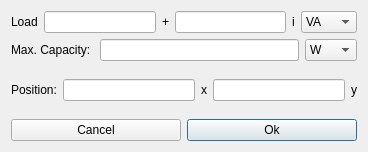
raulhuatuco/QuickFlow, file QKflow/windowaddslack.ui: the form before one commit.
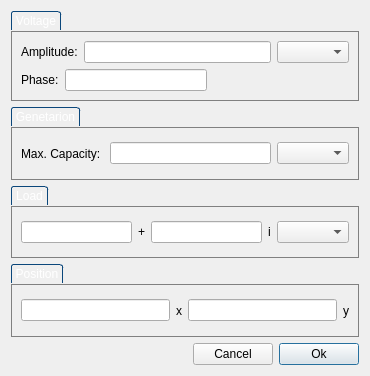
The form after the commit.

```diff
--- a/QKflow/windowaddslack.ui
+++ b/QKflow/windowaddslack.ui
@@ -6,25 +6,50 @@
    <rect>
     <x>0</x>
     <y>0</y>
-    <width>368</width>
-    <height>152</height>
+    <width>370</width>
+    <height>376</height>
    </rect>
   </property>
   <property name="windowTitle">
    <string>Add Slack  Bar</string>
   </property>
-  <layout class="QGridLayout" name="gridLayout">
-   <item row="0" column="0">
-    <layout class="QHBoxLayout" name="horizontalLayout">
+  <layout class="QVBoxLayout" name="verticalLayout_2">
      <item>
-      <widget class="QLabel" name="label">
+    <widget class="QGroupBox" name="gbLoad_2">
+     <property name="styleSheet">
+      <string notr="true">QGroupBox {
+border: 1px solid gray;
+margin-top: 20px;
+}
+
+QGroupBox::title
+{
+    subcontrol-origin: margin;	
+    border-top-left-radius: 3px;
+    border-top-right-radius: 3px;
+    border: 1px solid #0b477b;
+    border-bottom: none;
+    background-color: qlineargradient(x1: 0, y1: 0, x2: 0, y2: 1,
+        stop: 0 #001520, stop: 1 #000809);
+    padding: 2 2px;
+    color: white;   
+}</string>
+     </property>
+     <property name="title">
+      <string>Voltage</string>
+     </property>
+     <layout class="QVBoxLayout" name="verticalLayout">
+      <item>
+       <layout class="QHBoxLayout" name="horizontalLayout_2">
+        <item>
+         <widget class="QLabel" name="label_14">
        <property name="text">
-        <string>Load</string>
+           <string>Amplitude:</string>
        </property>
       </widget>
      </item>
      <item>
-      <widget class="QLineEdit" name="ledPload">
+         <widget class="QLineEdit" name="V">
        <property name="toolTip">
         <string>Comsumed power</string>
        </property>
@@ -34,58 +59,73 @@
       </widget>
      </item>
      <item>
-      <widget class="QLabel" name="label_2">
-       <property name="text">
-        <string>+</string>
-       </property>
-      </widget>
-     </item>
-     <item>
-      <widget class="QLineEdit" name="ledQload">
-       <property name="toolTip">
-        <string>Consumed reactive power</string>
-       </property>
-       <property name="toolTipDuration">
-        <number>1</number>
-       </property>
-      </widget>
-     </item>
-     <item>
-      <widget class="QLabel" name="label_7">
-       <property name="text">
-        <string>i</string>
-       </property>
-      </widget>
-     </item>
-     <item>
-      <widget class="QComboBox" name="LoadUnity">
-       <item>
-        <property name="text">
-         <string>VA</string>
-        </property>
-       </item>
-       <item>
-        <property name="text">
-         <string>KVA</string>
-        </property>
-       </item>
-       <item>
-        <property name="text">
-         <string>MVA</string>
-        </property>
-       </item>
-       <item>
-        <property name="text">
-         <string>GVA</string>
-        </property>
-       </item>
-      </widget>
+         <widget class="QComboBox" name="VUnity"/>
      </item>
     </layout>
    </item>
-   <item row="1" column="0">
+      <item>
     <layout class="QHBoxLayout" name="horizontalLayout_3">
      <item>
+         <widget class="QLabel" name="label_15">
+          <property name="text">
+           <string>Phase:</string>
+          </property>
+         </widget>
+        </item>
+        <item>
+         <widget class="QLineEdit" name="phase">
+          <property name="toolTip">
+           <string>Consumed reactive power</string>
+          </property>
+          <property name="toolTipDuration">
+           <number>1</number>
+          </property>
+         </widget>
+        </item>
+        <item>
+         <spacer name="horizontalSpacer_2">
+          <property name="orientation">
+           <enum>Qt::Horizontal</enum>
+          </property>
+          <property name="sizeHint" stdset="0">
+           <size>
+            <width>40</width>
+            <height>20</height>
+           </size>
+          </property>
+         </spacer>
+        </item>
+       </layout>
+      </item>
+     </layout>
+    </widget>
+   </item>
+   <item>
+    <widget class="QGroupBox" name="gbGeneration">
+     <property name="styleSheet">
+      <string notr="true">QGroupBox {
+border: 1px solid gray;
+margin-top: 20px;
+}
+
+QGroupBox::title
+{
+    subcontrol-origin: margin;	
+    border-top-left-radius: 3px;
+    border-top-right-radius: 3px;
+    border: 1px solid #0b477b;
+    border-bottom: none;
+    background-color: qlineargradient(x1: 0, y1: 0, x2: 0, y2: 1,
+        stop: 0 #001520, stop: 1 #000809);
+    padding: 2 2px;
+    color: white;   
+}</string>
+     </property>
+     <property name="title">
+      <string>Genetarion</string>
+     </property>
+     <layout class="QHBoxLayout" name="horizontalLayout">
+      <item>
       <widget class="QLabel" name="label_3">
        <property name="text">
         <string>Max. Capacity: </string>
@@ -93,7 +133,7 @@
       </widget>
      </item>
      <item>
-      <widget class="QLineEdit" name="ledMaxCapacity">
+       <widget class="QLineEdit" name="MaxCapacity">
        <property name="toolTip">
         <string>Maximum generation capacity</string>
        </property>
@@ -103,81 +143,142 @@
       </widget>
      </item>
      <item>
-      <widget class="QComboBox" name="MaxCapacityUnity">
+       <widget class="QComboBox" name="GenerationUnity"/>
+      </item>
+     </layout>
+    </widget>
+   </item>
        <item>
-        <property name="text">
-         <string>W</string>
-        </property>
-       </item>
+    <widget class="QGroupBox" name="gbLoad">
+     <property name="styleSheet">
+      <string notr="true">QGroupBox {
+border: 1px solid gray;
+margin-top: 20px;
+}
+
+QGroupBox::title
+{
+    subcontrol-origin: margin;	
+    border-top-left-radius: 3px;
+    border-top-right-radius: 3px;
+    border: 1px solid #0b477b;
+    border-bottom: none;
+    background-color: qlineargradient(x1: 0, y1: 0, x2: 0, y2: 1,
+        stop: 0 #001520, stop: 1 #000809);
+    padding: 2 2px;
+    color: white;   
+}</string>
+     </property>
+     <property name="title">
+      <string>Load</string>
+     </property>
+     <layout class="QHBoxLayout" name="horizontalLayout_7">
        <item>
-        <property name="text">
-         <string>KW</string>
+       <widget class="QLineEdit" name="Pload">
+        <property name="toolTip">
+         <string>Comsumed power</string>
         </property>
+        <property name="toolTipDuration">
+         <number>1</number>
+        </property>
+       </widget>
        </item>
        <item>
+       <widget class="QLabel" name="label_10">
         <property name="text">
-         <string>MW</string>
+         <string>+</string>
         </property>
+       </widget>
        </item>
        <item>
-        <property name="text">
-         <string>GW</string>
+       <widget class="QLineEdit" name="Qload">
+        <property name="toolTip">
+         <string>Consumed reactive power</string>
         </property>
-       </item>
-      </widget>
-     </item>
-    </layout>
-   </item>
-   <item row="2" column="0">
-    <layout class="QHBoxLayout" name="horizontalLayout_4">
+        <property name="toolTipDuration">
+         <number>1</number>
+        </property>
+       </widget>
+      </item>
      <item>
-      <widget class="QLabel" name="label_4">
+       <widget class="QLabel" name="label_11">
        <property name="text">
-        <string>Position:</string>
+         <string>i</string>
        </property>
       </widget>
      </item>
      <item>
-      <widget class="QLineEdit" name="ledPosX">
-       <property name="toolTip">
-        <string>Bar X position</string>
-       </property>
-       <property name="toolTipDuration">
-        <number>1</number>
-       </property>
-      </widget>
+       <widget class="QComboBox" name="LoadUnity"/>
+      </item>
+     </layout>
+    </widget>
+   </item>
+   <item>
+    <widget class="QGroupBox" name="gbPosition">
+     <property name="styleSheet">
+      <string notr="true">QGroupBox {
+border: 1px solid gray;
+margin-top: 20px;
+}
+
+QGroupBox::title
+{
+    subcontrol-origin: margin;	
+    border-top-left-radius: 3px;
+    border-top-right-radius: 3px;
+    border: 1px solid #0b477b;
+    border-bottom: none;
+    background-color: qlineargradient(x1: 0, y1: 0, x2: 0, y2: 1,
+        stop: 0 #001520, stop: 1 #000809);
+    padding: 2 2px;
+    color: white;   
+}</string>
+     </property>
+     <property name="title">
+      <string>Position</string>
+     </property>
+     <layout class="QHBoxLayout" name="horizontalLayout_8">
+      <item>
+       <widget class="QLineEdit" name="Px"/>
      </item>
      <item>
-      <widget class="QLabel" name="label_5">
+       <widget class="QLabel" name="label_12">
        <property name="text">
         <string>x</string>
        </property>
       </widget>
      </item>
      <item>
-      <widget class="QLineEdit" name="ledPosY">
-       <property name="toolTip">
-        <string>Bar Y position</string>
-       </property>
-       <property name="toolTipDuration">
-        <number>1</number>
-       </property>
-      </widget>
+       <widget class="QLineEdit" name="Py"/>
      </item>
      <item>
-      <widget class="QLabel" name="label_6">
+       <widget class="QLabel" name="label_13">
        <property name="text">
         <string>y</string>
        </property>
       </widget>
      </item>
     </layout>
+    </widget>
    </item>
-   <item row="3" column="0">
+   <item>
     <layout class="QHBoxLayout" name="horizontalLayout_5">
      <property name="sizeConstraint">
       <enum>QLayout::SetDefaultConstraint</enum>
      </property>
+     <item>
+      <spacer name="horizontalSpacer">
+       <property name="orientation">
+        <enum>Qt::Horizontal</enum>
+       </property>
+       <property name="sizeHint" stdset="0">
+        <size>
+         <width>40</width>
+         <height>20</height>
+        </size>
+       </property>
+      </spacer>
+     </item>
      <item>
       <widget class="QPushButton" name="btnCancel">
        <property name="focusPolicy">
```
Lines whose indentation alone changed are shown as unchanged.
